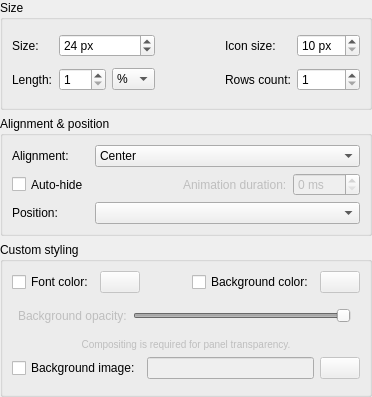
First picture: the form in panel/config/configpanelwidget.ui, repository lxqt/lxqt-panel, before the edit.
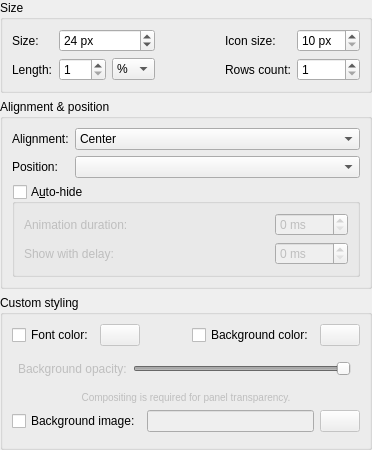
Second picture: the form after the edit. Icons and pictures are not drawn.

Commit message:
Show Auto-Hiding Panels with Delay (#387)
* Show Auto-Hiding Panels with Delay

Made to supercede https://github.com/lxde/lxqt-panel/pull/375.

The delay is from 0 to 2s.

* panel: Handle DND correctly for (un)hiding

We have to accept the DragEnter event for next Drag* events to be
delivered -> we need the DragLeave event for correctly hide panel (if
neccessary).

* Polish Panel Auto-hide UI configuration

As discussed at: https://github.com/lxde/lxqt-panel/pull/387.

Diff of the .ui file:
```diff
--- a/panel/config/configpanelwidget.ui
+++ b/panel/config/configpanelwidget.ui
@@ -201,59 +201,7 @@
      <property name="title">
       <string>Alignment &amp;&amp; position</string>
      </property>
-     <layout class="QGridLayout" name="gridLayout_2">
-      <item row="1" column="0">
-       <widget class="QCheckBox" name="checkBox_hidable">
-        <property name="sizePolicy">
-         <sizepolicy hsizetype="Preferred" vsizetype="Preferred">
-          <horstretch>0</horstretch>
-          <verstretch>0</verstretch>
-         </sizepolicy>
-        </property>
-        <property name="text">
-         <string>Auto-hide</string>
-        </property>
-       </widget>
-      </item>
-      <item row="1" column="3">
-       <widget class="QSpinBox" name="spinBox_animation">
-        <property name="enabled">
-         <bool>false</bool>
-        </property>
-        <property name="toolTip">
-         <string>Zero means no animation</string>
-        </property>
-        <property name="suffix">
-         <string> ms</string>
-        </property>
-        <property name="maximum">
-         <number>500</number>
-        </property>
-        <property name="singleStep">
-         <number>50</number>
-        </property>
-       </widget>
-      </item>
-      <item row="2" column="0">
-       <widget class="QLabel" name="label_position">
-        <property name="text">
-         <string>Position:</string>
-        </property>
-       </widget>
-      </item>
-      <item row="1" column="2">
-       <widget class="QLabel" name="label_animation">
-        <property name="enabled">
-         <bool>false</bool>
-        </property>
-        <property name="toolTip">
-         <string>Zero means no animation</string>
-        </property>
-        <property name="text">
-         <string>Animation duration:</string>
-        </property>
-       </widget>
-      </item>
+     <layout class="QFormLayout" name="formLayout">
       <item row="0" column="0">
        <widget class="QLabel" name="label_alignment">
         <property name="text">
@@ -261,20 +209,7 @@
         </property>
        </widget>
       </item>
-      <item row="1" column="1">
-       <spacer name="horizontalSpacer_3">
-        <property name="orientation">
-         <enum>Qt::Horizontal</enum>
-        </property>
-        <property name="sizeHint" stdset="0">
-         <size>
-          <width>5</width>
-          <height>5</height>
-         </size>
-        </property>
-       </spacer>
-      </item>
-      <item row="0" column="1" colspan="3">
+      <item row="0" column="1">
        <widget class="QComboBox" name="comboBox_alignment">
         <property name="currentIndex">
          <number>1</number>
@@ -296,9 +231,99 @@
         </item>
        </widget>
       </item>
-      <item row="2" column="1" colspan="3">
+      <item row="1" column="0">
+       <widget class="QLabel" name="label_position">
+        <property name="text">
+         <string>Position:</string>
+        </property>
+       </widget>
+      </item>
+      <item row="1" column="1">
        <widget class="QComboBox" name="comboBox_position"/>
       </item>
+      <item row="2" column="0" colspan="2">
+       <widget class="QGroupBox" name="checkBox_hidable">
+        <property name="enabled">
+         <bool>true</bool>
+        </property>
+        <property name="title">
+         <string>A&amp;uto-hide</string>
+        </property>
+        <property name="checkable">
+         <bool>true</bool>
+        </property>
+        <property name="checked">
+         <bool>false</bool>
+        </property>
+        <layout class="QGridLayout" name="gridLayout_2">
+         <item row="0" column="0">
+          <widget class="QLabel" name="label_animation">
+           <property name="toolTip">
+            <string>Zero means no animation</string>
+           </property>
+           <property name="text">
+            <string>Animation duration:</string>
+           </property>
+          </widget>
+         </item>
+         <item row="0" column="1">
+          <spacer name="horizontalSpacer_3">
+           <property name="orientation">
+            <enum>Qt::Horizontal</enum>
+           </property>
+           <property name="sizeHint" stdset="0">
+            <size>
+             <width>102</width>
+             <height>5</height>
+            </size>
+           </property>
+          </spacer>
+         </item>
+         <item row="0" column="2">
+          <widget class="QSpinBox" name="spinBox_animation">
+           <property name="toolTip">
+            <string>Zero means no animation</string>
+           </property>
+           <property name="suffix">
+            <string> ms</string>
+           </property>
+           <property name="maximum">
+            <number>500</number>
+           </property>
+           <property name="singleStep">
+            <number>50</number>
+           </property>
+          </widget>
+         </item>
+         <item row="1" column="0">
+          <widget class="QLabel" name="label_delay">
+           <property name="toolTip">
+            <string>Zero means no delay</string>
+           </property>
+           <property name="text">
+            <string>Show with delay:</string>
+           </property>
+          </widget>
+         </item>
+         <item row="1" column="2">
+          <widget class="QSpinBox" name="spinBox_delay">
+           <property name="toolTip">
+            <string>Zero means no delay</string>
+           </property>
+           <property name="suffix">
+            <string> ms</string>
+           </property>
+           <property name="maximum">
+            <number>2000</number>
+           </property>
+           <property name="singleStep">
+            <number>50</number>
+           </property>
+          </widget>
+         </item>
+        </layout>
+       </widget>
+      </item>
      </layout>
     </widget>
    </item>
```
Left out of the diff: 32 changed lines with no effect on the pictures. The commit also changes 5 other files.
